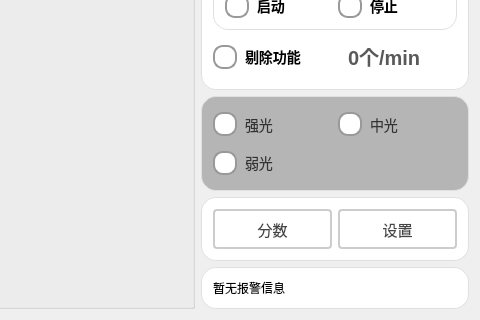
Above: Project/ZipperScanner/ui/ZipperScanner.ui from WIND-ROAD-RUN/RW_UL before the change; both pictures show x 460 to 940 and y 503 to 823 of the 940 by 823 pixel window. Below: the same form after it.
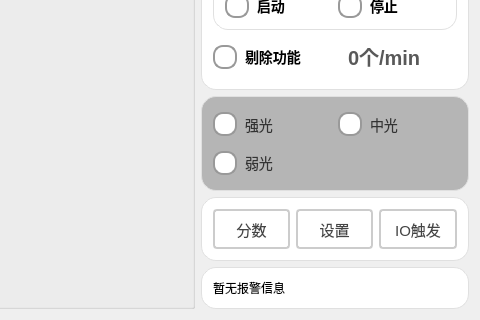
That is the form after the change. Icons and pictures are not drawn.

Commit message: 新增IO触发界面

Diff of the .ui file:
```diff
--- a/Project/ZipperScanner/ui/ZipperScanner.ui
+++ b/Project/ZipperScanner/ui/ZipperScanner.ui
@@ -1348,6 +1348,39 @@
            </property>
           </widget>
          </item>
+         <item>
+          <widget class="QPushButton" name="pbtn_IOTrigger">
+           <property name="sizePolicy">
+            <sizepolicy hsizetype="Expanding" vsizetype="Expanding">
+             <horstretch>0</horstretch>
+             <verstretch>0</verstretch>
+            </sizepolicy>
+           </property>
+           <property name="styleSheet">
+            <string notr="true">QPushButton {
+    padding: 6px 14px;
+    border: 2px solid #CCC;
+    border-radius: 4px;
+    background-color: white;
+    color: #444;
+    font-size: 15px; 
+}
+
+QPushButton:hover {
+    border-color: #999;
+    background-color: #F5F5F5;
+}
+
+QPushButton:pressed {
+    border-color: #777;
+    background-color: #EEE;
+}</string>
+           </property>
+           <property name="text">
+            <string>IO触发</string>
+           </property>
+          </widget>
+         </item>
         </layout>
        </widget>
       </item>
```
The commit also changes 5 other files.
